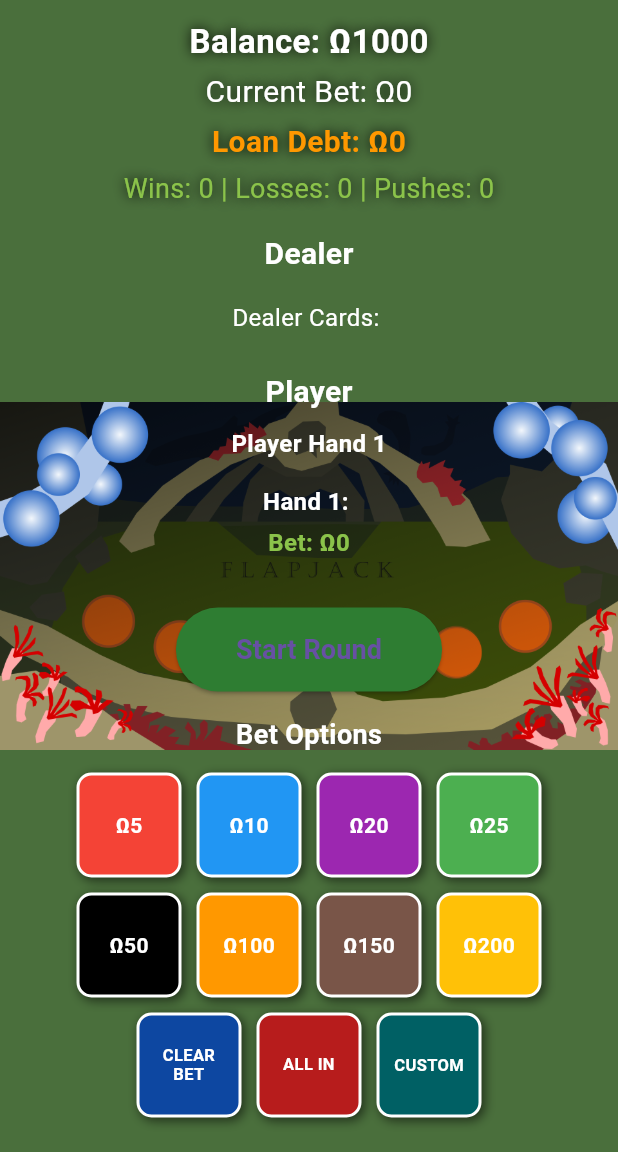
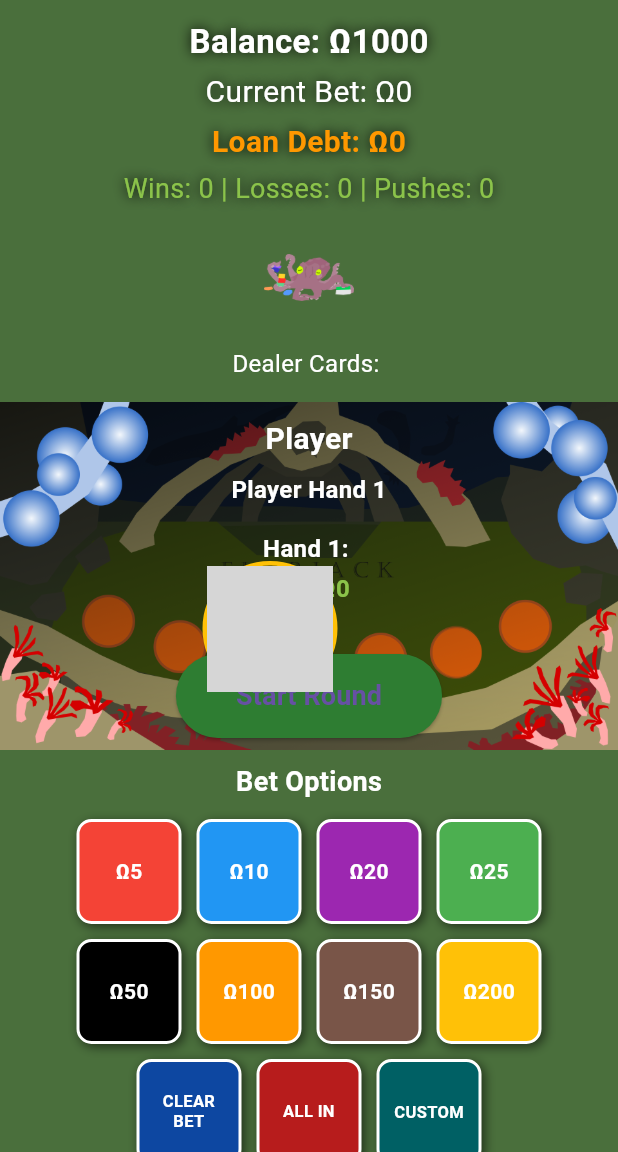
Before and after one commit to GDY3ll0W/blackjack_project, a Flutter app: the GameView screen opened directly with empty values, on a phone screen of 412 x 824 dp, the part 84-1236 px from its top. Run offline on Flutter 3.47's test engine with Material 3 defaults, Android fonts, the phone set to English and light mode, and no system bars; our stand-ins replace firebase_auth, firebase_core, socket_io_client; accounts and stored records are empty; network calls fail; grey boxes are pictures that could not be loaded.

Commit message:
(JAY) DID the art for the dealer and the avatar.

```diff
--- a/FrontEnd/lib/screens/game_view.dart
+++ b/FrontEnd/lib/screens/game_view.dart
@@ -4,8 +4,9 @@ import '../models/card.dart' as model_card;
 
 class GameView extends StatefulWidget {
   final String nickname;
+  final String avatarPath;
 
-  const GameView({super.key, required this.nickname});
+  const GameView({super.key, required this.nickname, required this.avatarPath});
 
   @override
   _GameViewState createState() => _GameViewState();
@@ -538,6 +539,26 @@ class _GameViewState extends State<GameView> {
             ),
           ),
 
+          // PLAYER AVATAR (Left side)
+          Positioned(
+            left: 135,
+            top: 374,
+            child: Container(
+              width: 90,
+              height: 90,
+              decoration: BoxDecoration(
+                border: Border.all(color: Colors.amber, width: 3),
+                shape: BoxShape.circle,
+              ),
+              child: ClipOval(
+                child: Image.asset(
+                  widget.avatarPath,
+                  fit: BoxFit.cover,
+                ),
+              ),
+            ),
+          ),
+
           // UI LAYER
           SafeArea(
             child: SingleChildScrollView(
@@ -561,7 +582,12 @@ class _GameViewState extends State<GameView> {
                     const SizedBox(height: 16),
 
                     // DEALER
-                    const Text('Dealer', style: TextStyle(color: Colors.white, fontSize: 20, fontWeight: FontWeight.bold)),
+                    Image.asset(
+                      'assets/images/dealer/Dealer.png',
+                      width: 60,
+                      height: 60,
+                      fit: BoxFit.contain,
+                    ),
                     const SizedBox(height: 8),
                     SingleChildScrollView(
                       scrollDirection: Axis.horizontal,
--- a/FrontEnd/lib/screens/login_screen.dart
+++ b/FrontEnd/lib/screens/login_screen.dart
@@ -1,6 +1,6 @@
 import 'package:flutter/material.dart';
 import 'package:firebase_auth/firebase_auth.dart';
-import 'game_view.dart';
+import 'avatar_selection_screen.dart';
 
 class LoginScreen extends StatefulWidget {
   const LoginScreen({super.key});
@@ -21,7 +21,7 @@ class _LoginScreenState extends State<LoginScreen> {
         Navigator.pushReplacement(
           context,
           MaterialPageRoute(
-            builder: (context) => GameView(nickname: _nicknameController.text),
+            builder: (context) => AvatarSelectionScreen(nickname: _nicknameController.text),
           ),
         );
       } catch (e) {
--- a/FrontEnd/pubspec.yaml
+++ b/FrontEnd/pubspec.yaml
@@ -59,7 +59,8 @@ flutter:
 
   assets:
     - assets/images/cards/
-    - assets/images/avatars/
+    - assets/images/avatar/Octo.png
+    - assets/images/dealer/Dealer.png
     - assets/images/table/DeepBlackjack.png
     - assets/sounds/
 
```
Also changed, not shown: FrontEnd/lib/screens/avatar_selection_screen.dart (added, +98 -0 lines), FrontEnd/assets/images/avatar/Octo.png (added), FrontEnd/assets/images/dealer/Dealer.png (added).
